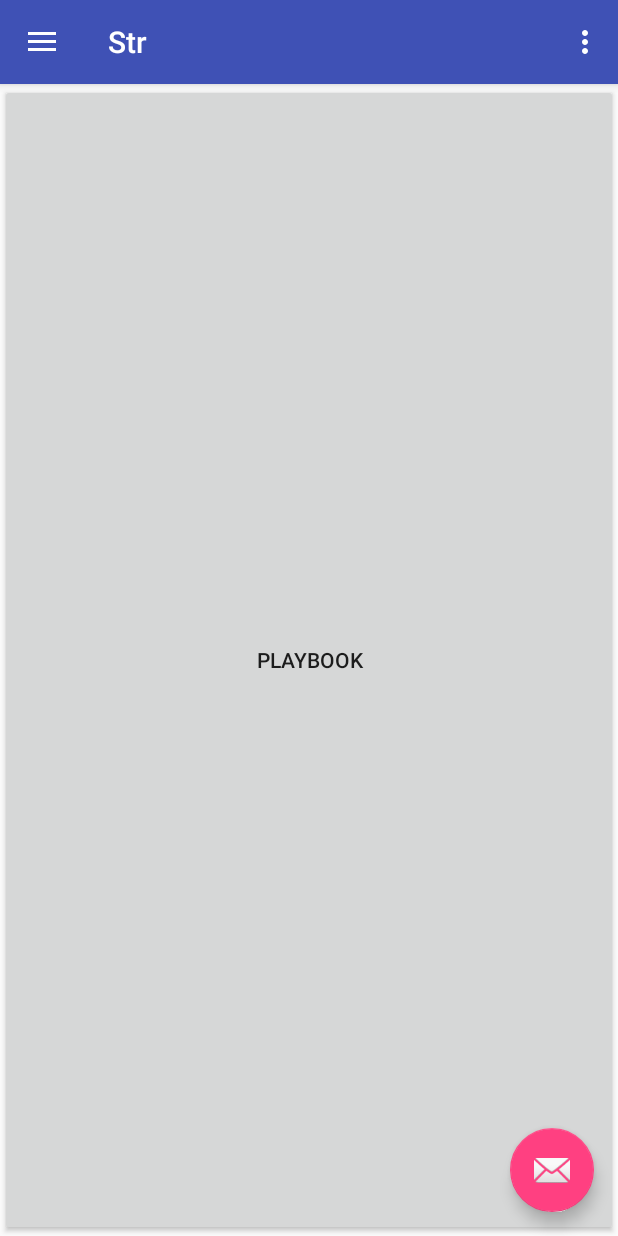
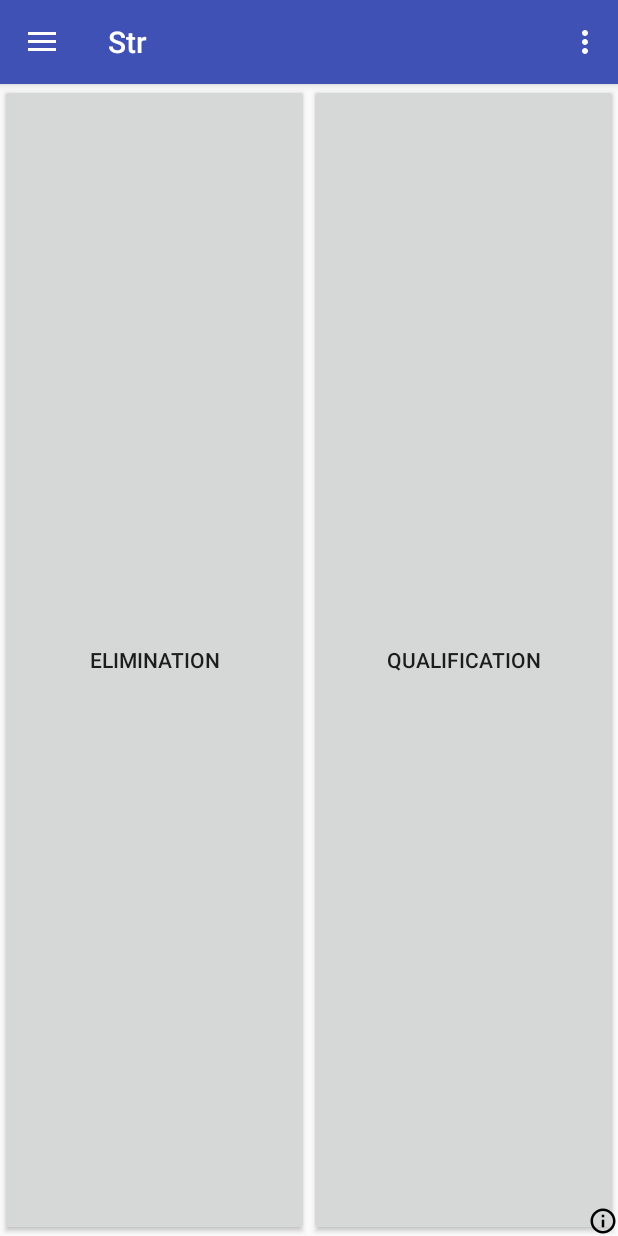
Before and after one commit to thondascully/str, an Android app: the screen it shows after launch (MainActivity), in the side drawer, after a tap on "Playbook", on a phone screen of 412 x 824 dp. Run offline under Robolectric (Android 15) with nearby library versions, the phone set to English and light mode, and no system bars.

Commit message:
1/21/18 @3:59

```diff
--- a/app/src/main/java/com/clientproject/teo/str/DrawerFragment/PlaybookActivity.java
+++ b/app/src/main/java/com/clientproject/teo/str/DrawerFragment/PlaybookActivity.java
@@ -3,11 +3,16 @@ package com.clientproject.teo.str.DrawerFragment;
 import android.os.Bundle;
 import android.support.annotation.Nullable;
 import android.support.v4.app.Fragment;
+import android.support.v4.app.FragmentManager;
+import android.support.v4.app.FragmentTransaction;
 import android.view.LayoutInflater;
 import android.view.View;
 import android.view.ViewGroup;
+import android.widget.Button;
 import android.widget.Toast;
 
+import com.clientproject.teo.str.Playbook.PlaybookElimination;
+import com.clientproject.teo.str.Playbook.PlaybookQualification;
 import com.clientproject.teo.str.R;
 
 /**
@@ -29,12 +34,58 @@ public class PlaybookActivity extends Fragment {
     public void onViewCreated(View view, @Nullable Bundle savedInstanceState) {
         super.onViewCreated(view, savedInstanceState);
 
-        view.findViewById(R.id.buttonTwo).setOnClickListener(new View.OnClickListener() {
+        view.findViewById(R.id.playbookElim).setOnClickListener(new View.OnClickListener() {
             @Override
             public void onClick(View view) {
 
                 Toast.makeText(getActivity(), "You are inside Playbook", Toast.LENGTH_SHORT).show();
+
+            }
+        });
+
+        //playbookElim onClick
+        Button playbookElim = (Button) view.findViewById(R.id.playbookElim);
+
+        playbookElim.setOnClickListener(new View.OnClickListener() {
+            @Override
+            public void onClick(View v) {
+                playbookElimOnClick(v);
+                Fragment fragment = new PlaybookElgiimination();
+// Insert the fragment by replacing any existing fragment
+                FragmentManager fragmentManager = getFragmentManager();
+                fragmentManager.beginTransaction()
+                        .replace(R.id.screen_area, fragment)
+                        .commit();
+            }
+        });
+        //playbookQual onClick'
+        Button playbookQual = (Button) view.findViewById(R.id.playbookQual);
+
+        playbookQual.setOnClickListener(new View.OnClickListener() {
+            @Override
+            public void onClick(View v) {
+                playbookQualOnClick(v);
+                Fragment fragment = new PlaybookQualification();
+// Insert the fragment by replacing any existing fragment
+                FragmentManager fragmentManager = getFragmentManager();
+                fragmentManager.beginTransaction()
+                        .replace(R.id.screen_area, fragment)
+                        .commit();
             }
         });
     }
-}
+
+
+        //playbookElimOnClick
+        public void playbookElimOnClick(View v) {
+            // does something very interesting
+        }
+
+
+        //playbookQualOnClick
+        public void playbookQualOnClick(View v) {
+            // does something very interesting
+        }
+
+
+    }
--- a/app/src/main/java/com/clientproject/teo/str/MainActivity.java
+++ b/app/src/main/java/com/clientproject/teo/str/MainActivity.java
@@ -2,8 +2,6 @@
 package com.clientproject.teo.str;
 
 import android.os.Bundle;
-import android.support.design.widget.FloatingActionButton;
-import android.support.design.widget.Snackbar;
 import android.support.v4.app.Fragment;
 import android.support.v4.app.FragmentManager;
 import android.support.v4.app.FragmentTransaction;
@@ -16,6 +14,10 @@ import android.support.v7.app.AppCompatActivity;
 import android.support.v7.widget.Toolbar;
 import android.view.Menu;
 import android.view.MenuItem;
+import android.widget.Button;
+import android.support.design.widget.NavigationView;
+
+import android.widget.Toast;
 
 import com.clientproject.teo.str.ChatApplication.ChatActivity;
 import com.clientproject.teo.str.DrawerFragment.FieldActivity;
@@ -26,21 +28,48 @@ import com.clientproject.teo.str.DrawerFragment.ScheduleActivity;
 import com.clientproject.teo.str.DrawerFragment.WrongActivity;
 
 public class MainActivity extends AppCompatActivity
-        implements NavigationView.OnNavigationItemSelectedListener {
+        //Note : OnFragmentInteractionListener of all the fragments
+        implements
+
+        NavigationView.OnNavigationItemSelectedListener {
+
 
     @Override
     protected void onCreate(Bundle savedInstanceState) {
         super.onCreate(savedInstanceState);
+
+        //NOTE:  Checks first item in the navigation drawer initially
+        //navigationView.setCheckedItem(R.id.nav_home);
+
+        //NOTE:  Open fragment1 initially.
+        FragmentTransaction ft = getSupportFragmentManager().beginTransaction();
+        ft.replace(R.id.screen_area, new HomeActivity());
+        ft.commit();
+
+
         setContentView(R.layout.activity_main);
         Toolbar toolbar = (Toolbar) findViewById(R.id.toolbar);
         setSupportActionBar(toolbar);
 
-        FloatingActionButton homeButton = (FloatingActionButton) findViewById(R.id.homeButton);
+
+        Button homeButton = (Button) findViewById(R.id.homeButton);
         homeButton.setOnClickListener(new View.OnClickListener() {
             @Override
             public void onClick(View view) {
-                Snackbar.make(view, "Replace with your own action", Snackbar.LENGTH_LONG)
-                        .setAction("Action", null).show();
+                /*Snackbar.make(view, "You are now Home.", Snackbar.LENGTH_LONG)
+                        .setAction("Action", null).show();*/
+
+                Toast.makeText(getApplicationContext(), "Working on it.",
+                        Toast.LENGTH_SHORT).show();
+                Button homeButton = (Button) findViewById(R.id.homeButton);
+                homeButton.setOnClickListener(new View.OnClickListener() {
+                    @Override
+                    public void onClick(View view) {
+
+
+                    }
+                });
+
             }
         });
 
@@ -62,6 +91,14 @@ public class MainActivity extends AppCompatActivity
         } else {
             super.onBackPressed();
         }
+    }
+
+
+
+
+    public void onFragmentInteraction(String title) {
+        // NOTE:  Code to replace the toolbar title based current visible fragment
+        getSupportActionBar().setTitle(title);
     }
 
     @Override
--- /dev/null
+++ b/app/src/main/res/drawable/ic_info_outline_black_24dp.xml
@@ -0,0 +1,9 @@
+<vector xmlns:android="http://schemas.android.com/apk/res/android"
+        android:width="24dp"
+        android:height="24dp"
+        android:viewportWidth="24.0"
+        android:viewportHeight="24.0">
+    <path
+        android:fillColor="#FF000000"
+        android:pathData="M11,17h2v-6h-2v6zM12,2C6.48,2 2,6.48 2,12s4.48,10 10,10 10,-4.48 10,-10S17.52,2 12,2zM12,20c-4.41,0 -8,-3.59 -8,-8s3.59,-8 8,-8 8,3.59 8,8 -3.59,8 -8,8zM11,9h2L13,7h-2v2z"/>
+</vector>
--- a/app/src/main/res/layout/app_bar_main.xml
+++ b/app/src/main/res/layout/app_bar_main.xml
@@ -22,12 +22,21 @@
 
     <include layout="@layout/content_main" />
 
-    <android.support.design.widget.FloatingActionButton
+    <Button
         android:id="@+id/homeButton"
-        android:layout_width="wrap_content"
-        android:layout_height="wrap_content"
+
+        android:textColor="#FFFFFF"
+        android:textSize="30sp"
+
+        android:layout_width="20dp"
+        android:layout_height="20dp"
+        android:background="@drawable/ic_info_outline_black_24dp"
+        android:shadowColor="#A8A8A8"
         android:layout_gravity="bottom|end"
-        android:layout_margin="@dimen/fab_margin"
-        app:srcCompat="@android:drawable/ic_dialog_email" />
+        android:shadowDx="0"
+        android:shadowDy="0"
+        android:shadowRadius="5"
+        android:onClick="homeButtonClicked"
+        />
 
 </android.support.design.widget.CoordinatorLayout>
--- a/app/src/main/res/layout/playbookactivity.xml
+++ b/app/src/main/res/layout/playbookactivity.xml
@@ -1,13 +1,29 @@
 <?xml version="1.0" encoding="utf-8"?>
-<android.support.constraint.ConstraintLayout
-    xmlns:android="http://schemas.android.com/apk/res/android" android:layout_width="match_parent"
-    android:layout_height="match_parent">
-
-
-    <Button
-        android:id="@+id/buttonTwo"
+<RelativeLayout
+    xmlns:android="http://schemas.android.com/apk/res/android"
+    android:layout_width="fill_parent"
+    android:layout_height="fill_parent" >
+    <LinearLayout
+        android:id="@+id/btnLL"
         android:layout_width="match_parent"
         android:layout_height="match_parent"
-        android:text="Playbook"/>
+        android:layout_alignParentBottom="true">
 
-</android.support.constraint.ConstraintLayout>
+        <Button
+            android:id="@+id/playbookElim"
+            android:layout_width="0dp"
+            android:layout_height="match_parent"
+            android:layout_weight="1"
+            android:text="Elimination"
+            android:onClick="playbookElimClick"/>
+
+        <Button
+            android:id="@+id/playbookQual"
+            android:layout_width="0dp"
+            android:layout_height="match_parent"
+            android:layout_weight="1"
+            android:text="Qualification"
+            android:onClick="playbookQualClick"/>
+    </LinearLayout>
+
+</RelativeLayout>
```
Also changed, not shown: app/src/main/java/com/clientproject/teo/str/Playbook/PlaybookElimination.java (added, +39 -0 lines), app/src/main/java/com/clientproject/teo/str/Playbook/PlaybookQualification.java (added, +39 -0 lines), app/src/main/res/layout/playbook_elimination.xml (added, +44 -0 lines), app/src/main/res/layout/playbook_qualification.xml (added, +44 -0 lines).
